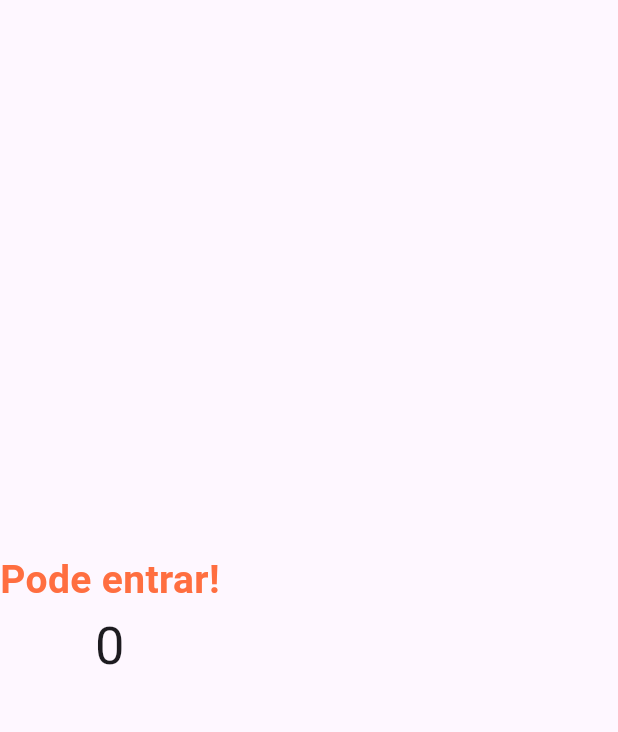
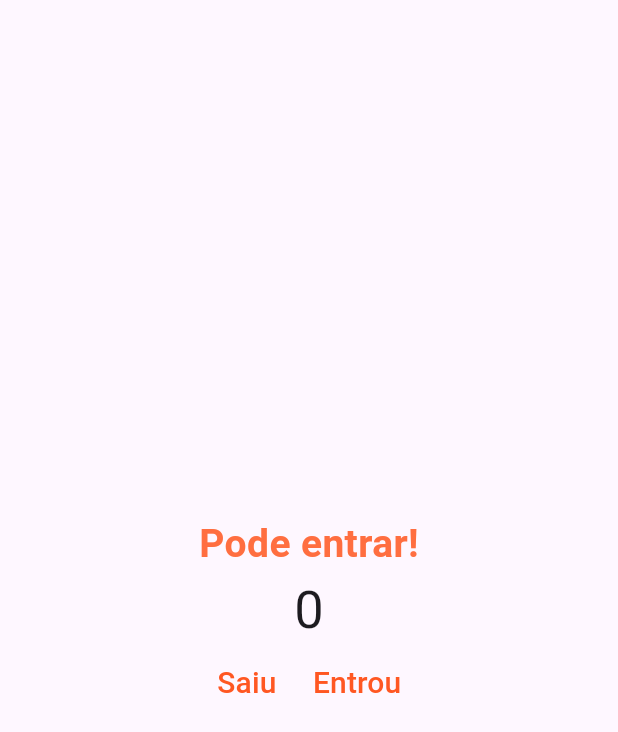
Before and after one commit to yagoporto/app_contador, a Flutter app: the screen it shows after launch, on a phone screen of 412 x 824 dp. Shown: the top 732 px of the screen. Run offline on Flutter 3.47's test engine with Material 3 defaults, Android fonts, the phone set to English and light mode, and no system bars.

Commit message:
Estilização de botões

```diff
--- a/lib/main.dart
+++ b/lib/main.dart
@@ -18,6 +18,14 @@ class MyApp extends StatelessWidget {
 class HomePage extends StatelessWidget {
   const HomePage({super.key});
 
+  void decrement(){
+    print('Decrement');
+  }
+
+  void increment(){
+    print('Increment');
+  }
+
   @override
   Widget build(BuildContext context) {
     return Scaffold(
@@ -25,8 +33,8 @@ class HomePage extends StatelessWidget {
         mainAxisAlignment:
             MainAxisAlignment.center,
 
-        children: const [
-          Text(
+        children: [
+          const Text(
             'Pode entrar!',
             style: TextStyle(
               fontSize: 26,
@@ -34,12 +42,33 @@ class HomePage extends StatelessWidget {
               fontWeight: FontWeight.w700,
             ),
           ),
-          Text(
+          const Text(
             '0',
             style: TextStyle(
               fontSize: 35,
             ),
           ),
+          Row(
+            mainAxisAlignment: MainAxisAlignment.center,
+            children: [
+            TextButton(
+            onPressed: decrement,
+            child: Text('Saiu',
+            style:  TextStyle(color:Colors.deepOrange,
+                    fontSize: 20, ),
+                    ),
+            ),
+            TextButton(
+            onPressed: increment,
+            child: Text('Entrou',
+            style:  TextStyle(
+              color:Colors.deepOrange,
+              fontSize: 20,
+              ),
+            ),
+            )
+          ],),
+
         ],
       ),
     );
```
Also changed, not shown: pubspec.lock.
